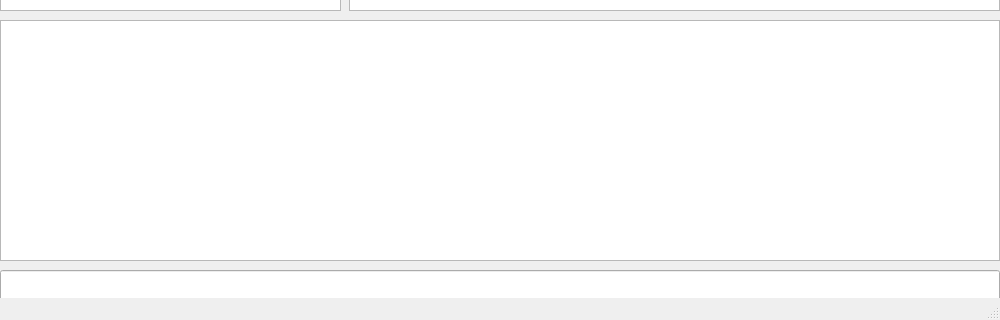
Before: the Qt Designer form DBMS/DBMS.ui in SeulYoung/DBMS, drawn with Qt 5; both pictures show x 0 to 1000 and y 480 to 800 of the 1000 by 800 pixel window.
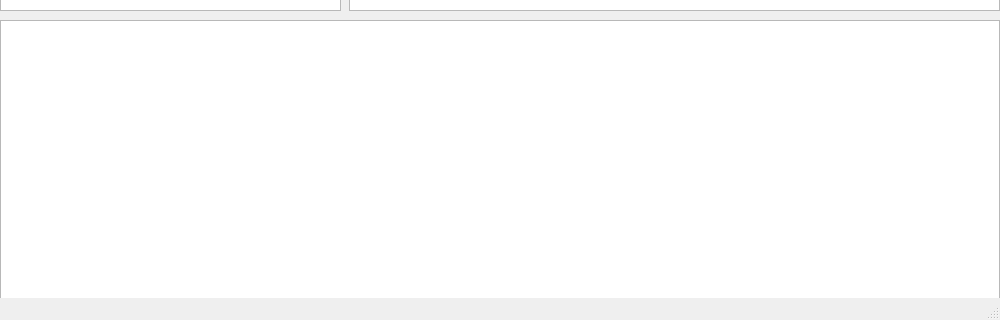
After: the same form once the commit is applied.

What changed in the file:
```diff
--- a/DBMS/DBMS.ui
+++ b/DBMS/DBMS.ui
@@ -39,23 +39,7 @@
      </rect>
     </property>
    </widget>
-   <widget class="QLineEdit" name="lineEdit">
-    <property name="geometry">
-     <rect>
-      <x>0</x>
-      <y>710</y>
-      <width>1000</width>
-      <height>31</height>
-     </rect>
-    </property>
-    <property name="font">
-     <font>
-      <family>微软雅黑</family>
-      <pointsize>11</pointsize>
-     </font>
-    </property>
-   </widget>
-   <widget class="QTextEdit" name="textEdit">
+   <widget class="QTextEdit" name="cmdLine">
     <property name="enabled">
      <bool>true</bool>
     </property>
@@ -64,7 +48,7 @@
       <x>0</x>
       <y>460</y>
       <width>1000</width>
-      <height>241</height>
+      <height>281</height>
      </rect>
     </property>
     <property name="font">
```
Left out of the diff: 19 changed lines with no effect on the pictures.
